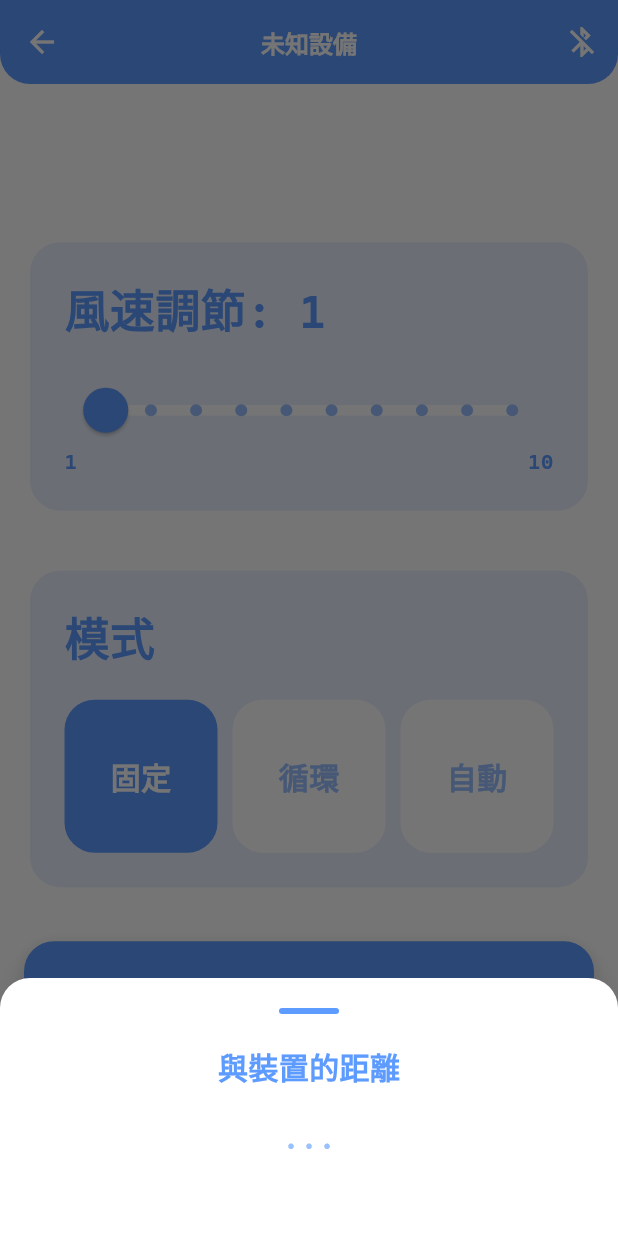
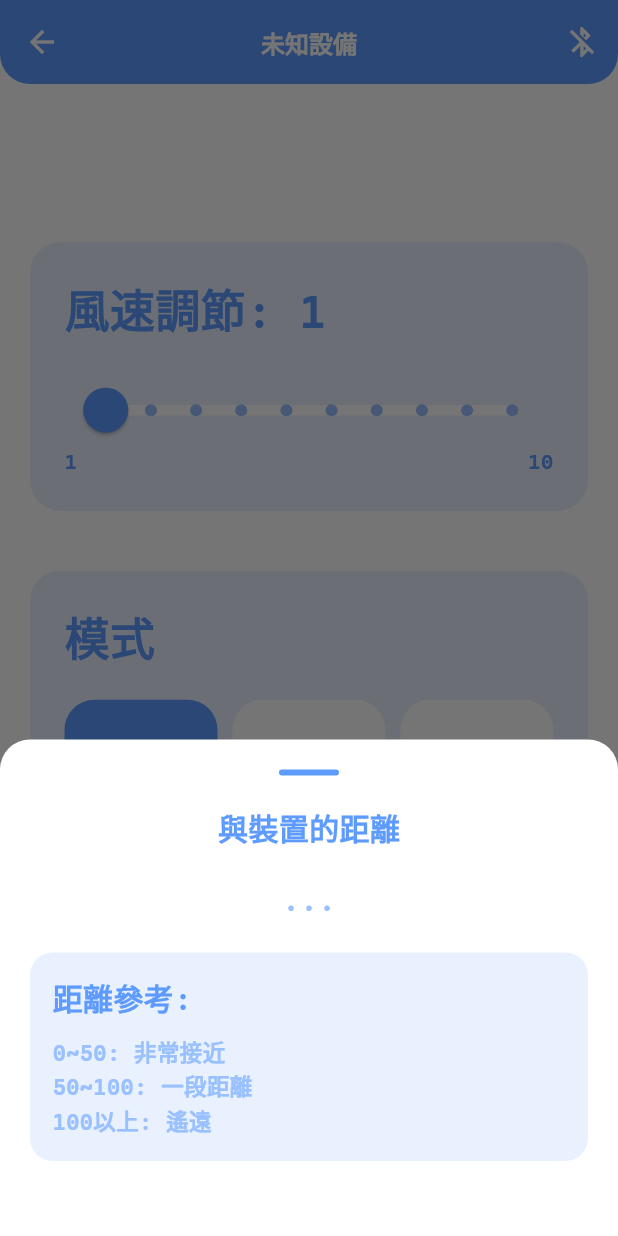
Before and after one commit to cuboo877/smart-fan-project-v1.1, a Flutter app: the ControlPage screen opened directly, after a tap on "我的裝置在哪裡?", on a phone screen of 412 x 824 dp. Run offline on Flutter 3.47's test engine with Material 3 defaults, Android fonts, the phone set to English and light mode, and no system bars; our stand-ins replace flutter_blue_plus, permission_handler; missing offline and left inert: dart:ffi.

Commit message:
v1.1完成版

```diff
--- a/lib/pages/controlPage.dart
+++ b/lib/pages/controlPage.dart
@@ -280,8 +280,33 @@ class _ControlPageState extends State<ControlPage> {
                     ),
                     const SizedBox(height: 20),
                     Text(
-                      "${controller.currentRssi ?? '...'}",
+                      "${controller.currentRssi == null ? '...' : controller.currentRssi!.toInt().abs() - 75}",
                       style: Font.h2.copyWith(color: AppColor.sub1),
+                    ),
+                    const SizedBox(height: 20),
+                    Container(
+                      width: double.infinity,
+                      padding: const EdgeInsets.all(15),
+                      decoration: BoxDecoration(
+                        color: AppColor.sub3,
+                        borderRadius: BorderRadius.circular(15),
+                      ),
+                      child: Column(
+                        crossAxisAlignment: CrossAxisAlignment.start,
+                        children: [
+                          Text(
+                            "距離參考:",
+                            style: Font.h2,
+                          ),
+                          const SizedBox(height: 10),
+                          Text(
+                            "0~50: 非常接近\n"
+                            "50~100: 一段距離\n"
+                            "100以上: 遙遠",
+                            style: Font.subtitle.copyWith(color: AppColor.sub1),
+                          ),
+                        ],
+                      ),
                     ),
                     const SizedBox(height: 30),
                   ],
```
